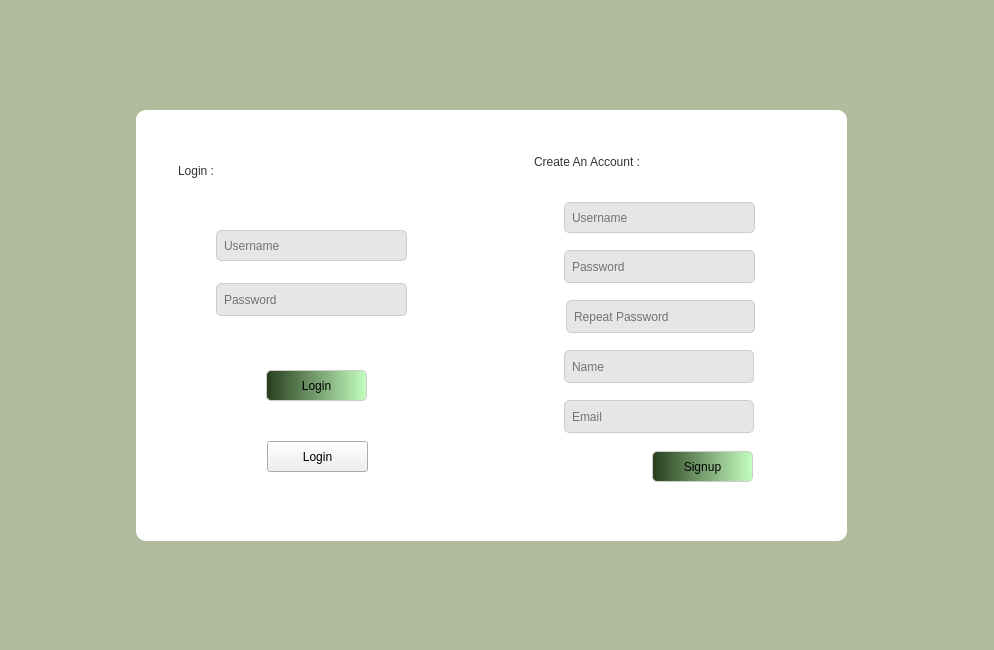
Old version of the form SocialNetwork/login_signup.ui in the repository amir-h-A-0001/DS-SocialNetwork.
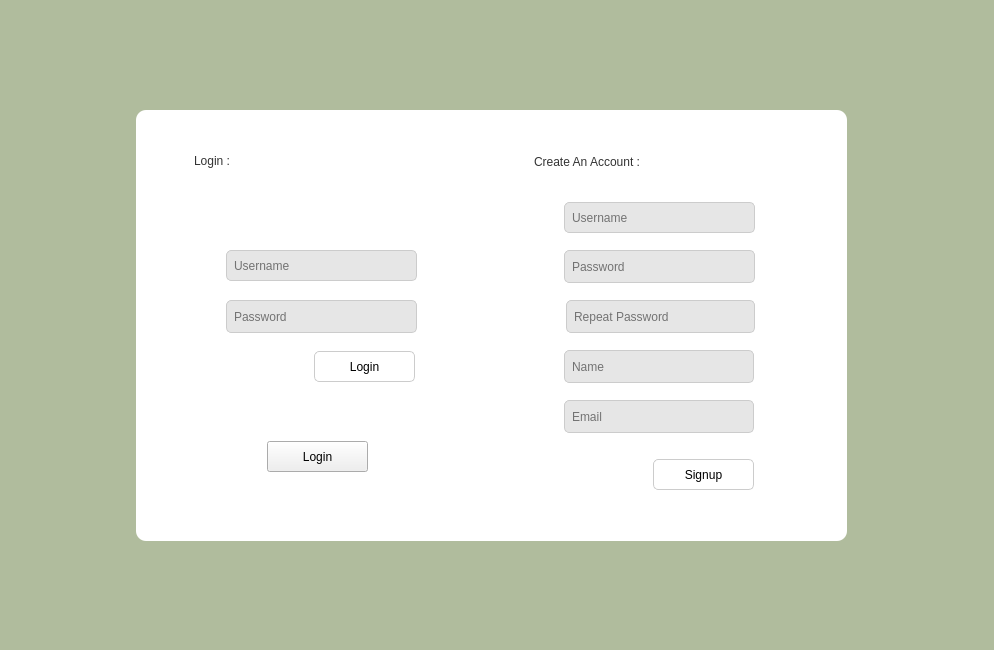
New version of the form. Icons and pictures are not drawn.

Diff of the .ui file:
```diff
--- a/SocialNetwork/login_signup.ui
+++ b/SocialNetwork/login_signup.ui
@@ -59,9 +59,7 @@
 }
 
 QPushButton {
-  /* background-color: rgb(230, 230, 230);*/
 	font: 10pt &quot;Dosis&quot;;
-	background-color: qlineargradient(spread:pad, x1:0, y1:0, x2:1, y2:0, stop:0 rgba(39, 61, 29, 255), stop:1 rgba(197, 255, 192, 255));
 	color: rgb(0, 0, 0);
     border: 1px solid #cccccc;
     border-radius: 5px;
@@ -147,11 +145,20 @@
      <property name="geometry">
       <rect>
        <x>430</x>
-       <y>120</y>
+       <y>121</y>
        <width>181</width>
        <height>21</height>
       </rect>
      </property>
+     <property name="styleSheet">
+      <string notr="true">QLabel {
+	color : rgb(169, 0, 3);
+	font: 700 10pt &quot;Dosis&quot;;
+    background-color: transparent;
+    padding: 5px;
+}
+</string>
+     </property>
      <property name="text">
       <string/>
      </property>
@@ -172,12 +179,21 @@
     <widget class="QLabel" name="rpPasswordERLB">
      <property name="geometry">
       <rect>
-       <x>430</x>
-       <y>220</y>
+       <x>431</x>
+       <y>221</y>
        <width>181</width>
        <height>21</height>
       </rect>
      </property>
+     <property name="styleSheet">
+      <string notr="true">QLabel {
+	color : rgb(169, 0, 3);
+	font: 700 10pt &quot;Dosis&quot;;
+    background-color: transparent;
+    padding: 5px;
+}
+</string>
+     </property>
      <property name="text">
       <string/>
      </property>
@@ -243,8 +259,8 @@
     <widget class="QPushButton" name="signupPB">
      <property name="geometry">
       <rect>
-       <x>516</x>
-       <y>341</y>
+       <x>517</x>
+       <y>349</y>
        <width>101</width>
        <height>31</height>
       </rect>
@@ -262,8 +278,8 @@
     <widget class="QLabel" name="loginLB">
      <property name="geometry">
       <rect>
-       <x>34</x>
-       <y>40</y>
+       <x>50</x>
+       <y>30</y>
        <width>161</width>
        <height>41</height>
       </rect>
@@ -278,8 +294,8 @@
     <widget class="QLabel" name="passwordLoginERLB">
      <property name="geometry">
       <rect>
-       <x>85</x>
-       <y>207</y>
+       <x>91</x>
+       <y>222</y>
        <width>181</width>
        <height>21</height>
       </rect>
@@ -294,8 +310,8 @@
     <widget class="QPushButton" name="loginPB">
      <property name="geometry">
       <rect>
-       <x>130</x>
-       <y>260</y>
+       <x>178</x>
+       <y>241</y>
        <width>101</width>
        <height>31</height>
       </rect>
@@ -313,8 +329,8 @@
     <widget class="QLineEdit" name="passwordLoginLE">
      <property name="geometry">
       <rect>
-       <x>80</x>
-       <y>173</y>
+       <x>90</x>
+       <y>190</y>
        <width>191</width>
        <height>33</height>
       </rect>
@@ -330,7 +346,7 @@
      <property name="geometry">
       <rect>
        <x>85</x>
-       <y>151</y>
+       <y>150</y>
        <width>181</width>
        <height>21</height>
       </rect>
@@ -345,8 +361,8 @@
     <widget class="QLineEdit" name="usernameLoginLE">
      <property name="geometry">
       <rect>
-       <x>80</x>
-       <y>120</y>
+       <x>90</x>
+       <y>140</y>
        <width>191</width>
        <height>31</height>
       </rect>
```
Left out of the diff: 31 changed lines with no effect on the pictures.
